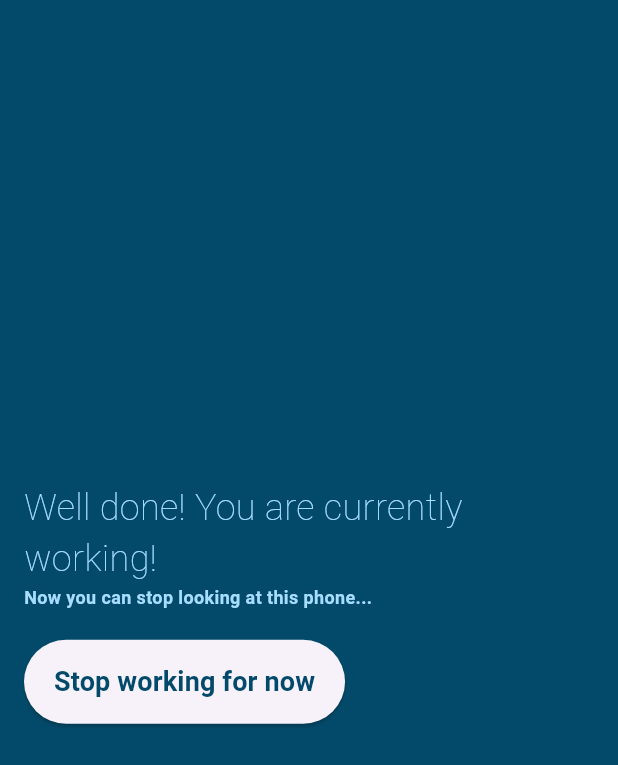
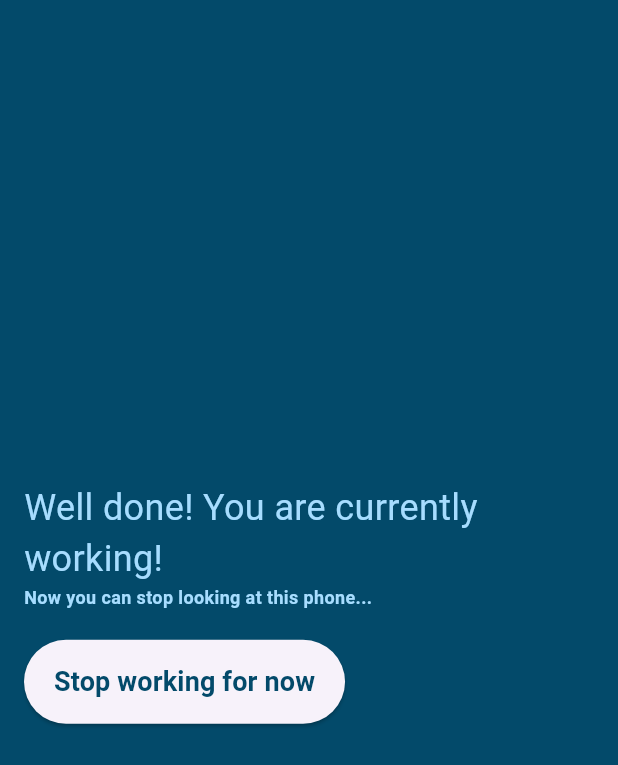
Before and after one commit to lauzaki/time-tracking, a Flutter app: the screen it shows after launch, after a tap on "Start working", on a phone screen of 412 x 824 dp. Shown: the top 765 px of the screen. Run offline on Flutter 3.47's test engine with Material 3 defaults, Android fonts, the phone set to English and light mode, and no system bars; our stand-ins replace fl_chart, google_fonts, material_symbols_icons, shared_preferences.

Commit message:
version and font update

```diff
--- a/lib/working_page.dart
+++ b/lib/working_page.dart
@@ -43,7 +43,7 @@ class WorkingPageState extends State<WorkingPage> {
               style: TextStyle(
                 fontSize: 24,
                 fontFamily: "Roboto",
-                fontWeight: FontWeight.w100,
+                fontWeight: FontWeight.w400,
                 color: Color.fromARGB(255, 167, 221, 255),
               ),
             ),
--- a/pubspec.yaml
+++ b/pubspec.yaml
@@ -16,7 +16,7 @@ publish_to: 'none' # Remove this line if you wish to publish to pub.dev
 # https://developer.apple.com/library/archive/documentation/General/Reference/InfoPlistKeyReference/Articles/CoreFoundationKeys.html
 # In Windows, build-name is used as the major, minor, and patch parts
 # of the product and file versions while build-number is used as the build suffix.
-version: 0.0.2
+version: 0.0.3
 
 environment:
   sdk: '>=3.4.1 <4.0.0'
```
Also changed, not shown: 1 other file.
